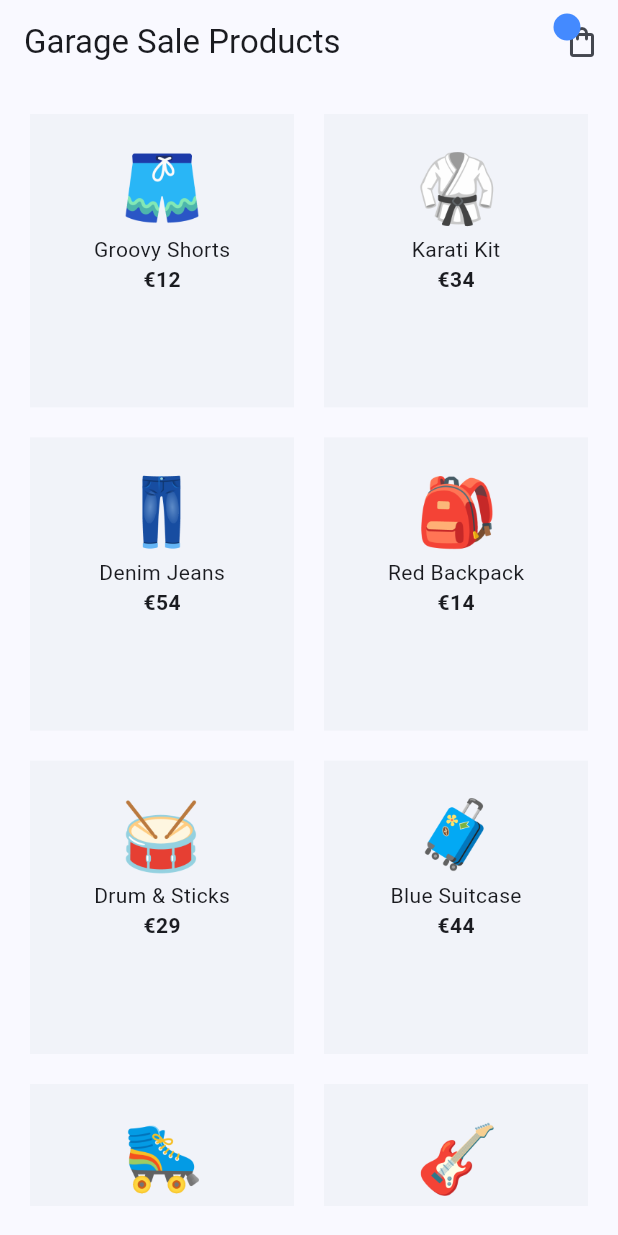
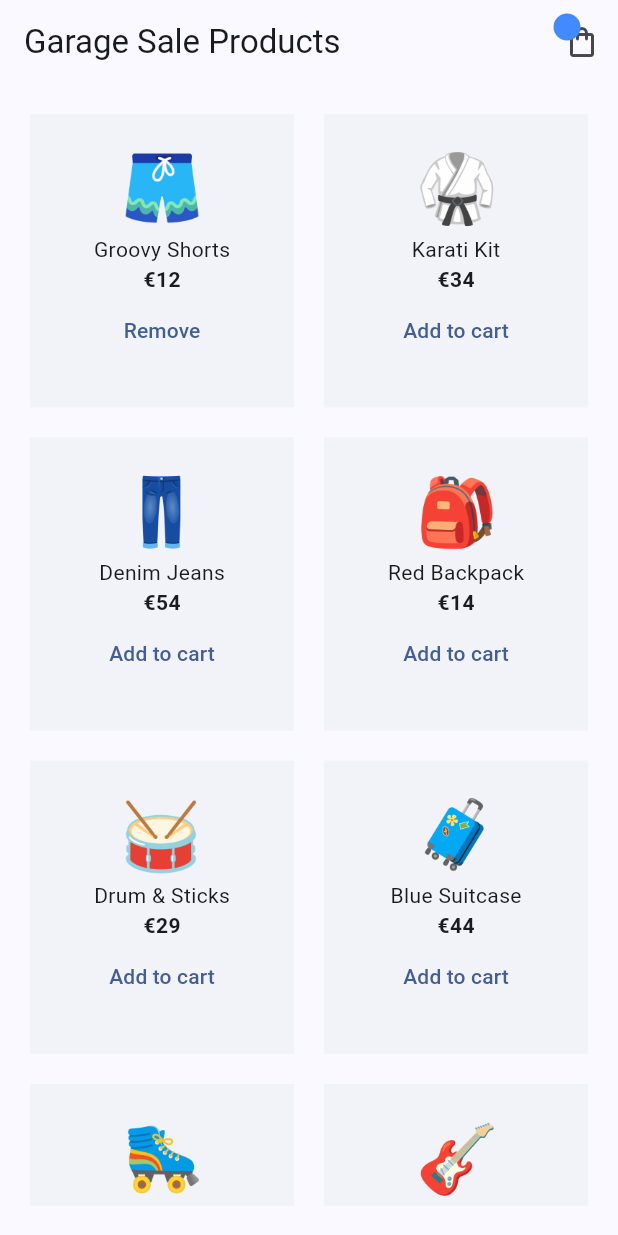
Before and after one commit to ruxmur/flutter-riverpod-tutorial, a Flutter app: the screen it shows after launch, on a phone screen of 412 x 824 dp. Run offline on Flutter 3.47's test engine with Material 3 defaults, Android fonts, the phone set to English and light mode, and no system bars; our stand-ins replace flutter_riverpod, riverpod_annotation; generated files the repository leaves out were written again.

Commit message:
Lesson 5.

```diff
--- a/lib/screens/cart/cart_screen.dart
+++ b/lib/screens/cart/cart_screen.dart
@@ -1,6 +1,6 @@
 import 'package:flutter/material.dart';
 import 'package:flutter_riverpod/flutter_riverpod.dart';
-import '../../providers/product_provider.dart';
+import 'package:flutter_riverpod_tutorial/providers/cart_provider.dart';
 
 class CartScreen extends ConsumerStatefulWidget {
   const CartScreen({super.key});
@@ -14,7 +14,7 @@ class _CartScreenState extends ConsumerState<CartScreen> {
 
   @override
   Widget build(BuildContext context) {
-    final cartProducts = ref.watch(reducedProductsProvider);
+    final cartProducts = ref.watch(cartNotifierProvider);
 
     return Scaffold(
       appBar: AppBar(
--- a/lib/screens/home/home_screen.dart
+++ b/lib/screens/home/home_screen.dart
@@ -1,5 +1,6 @@
 import 'package:flutter/material.dart';
 import 'package:flutter_riverpod/flutter_riverpod.dart';
+import 'package:flutter_riverpod_tutorial/providers/cart_provider.dart';
 import 'package:flutter_riverpod_tutorial/providers/product_provider.dart';
 import '/shared/cart_icon.dart';
 
@@ -9,6 +10,7 @@ class HomeScreen extends ConsumerWidget {
   @override
   Widget build(BuildContext context, WidgetRef ref) {
     final allProducts = ref.watch(productsProvider);
+    final cartProducts = ref.watch(cartNotifierProvider);
 
     return Scaffold(
       appBar: AppBar(
@@ -34,6 +36,17 @@ class HomeScreen extends ConsumerWidget {
                   Image.asset(allProducts[index].image, width: 60, height: 60),
                   Text(allProducts[index].title),
                   Text('€${allProducts[index].price}', style: const TextStyle(fontWeight: FontWeight.bold)),
+
+                  if (cartProducts.contains(allProducts[index]))
+                    TextButton(
+                      onPressed: () {},
+                      child: const Text('Remove'),
+                    ),
+                  if (!cartProducts.contains(allProducts[index]))
+                    TextButton(
+                      onPressed: () {},
+                      child: const Text('Add to cart'),
+                    ),
                 ]
               )
             );
```
Also changed, not shown: lib/providers/cart_provider.dart (added, +16 -0 lines).
